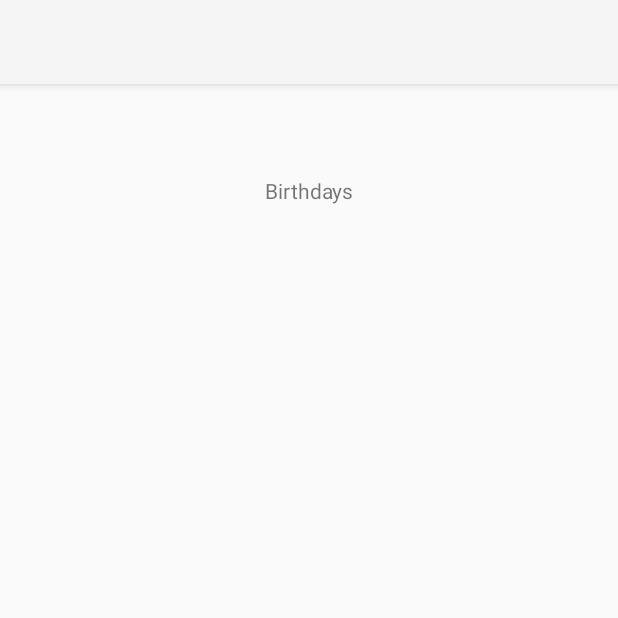
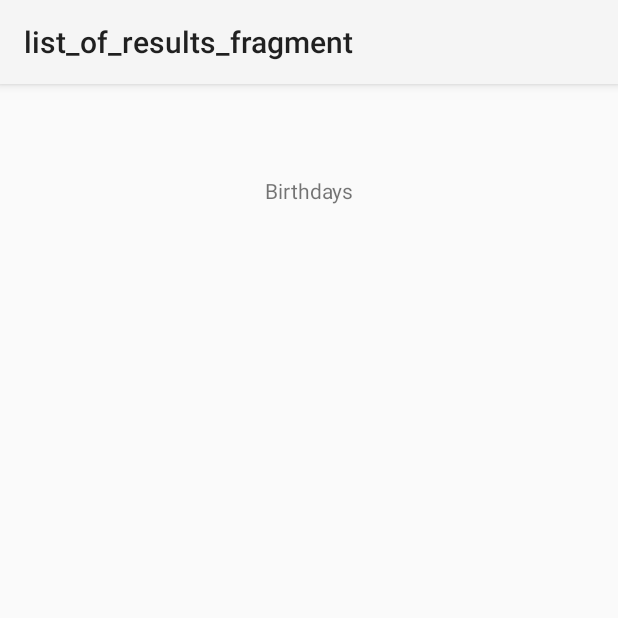
Before and after one commit to ravisara/Android-TheBirthdaysApp, an Android app: the screen it shows after launch (MainActivity), on a phone screen of 412 x 824 dp, the top half of it. Run offline under Robolectric (Android 15) with nearby library versions, the phone set to English and light mode, and no system bars; our stand-ins replace navigation-ui.

Commit message:
Adds navigation component etc...

```diff
--- a/app/src/main/java/com/example/thebirthdaysapp/ui/main/MainActivity.kt
+++ b/app/src/main/java/com/example/thebirthdaysapp/ui/main/MainActivity.kt
@@ -2,17 +2,24 @@ package com.example.thebirthdaysapp.ui.main
 
 import androidx.appcompat.app.AppCompatActivity
 import android.os.Bundle
+import androidx.navigation.fragment.NavHostFragment
+import androidx.navigation.ui.AppBarConfiguration
+import androidx.navigation.ui.setupActionBarWithNavController
 import com.example.thebirthdaysapp.R
 
 class MainActivity : AppCompatActivity() {
 
+    private lateinit var appBarConfiguration: AppBarConfiguration
+
     override fun onCreate(savedInstanceState: Bundle?) {
         super.onCreate(savedInstanceState)
         setContentView(R.layout.main_activity)
-        if (savedInstanceState == null) {
-            supportFragmentManager.beginTransaction()
-                .replace(R.id.container, ListOfResultsFragment.newInstance())
-                .commitNow()
-        }
+
+        // for displaying the Up Action as described at https://developer.android.com/guide/navigation/navigation-ui#action_bar
+        val navHostFragment = supportFragmentManager.findFragmentById(R.id.nav_host_fragment) as NavHostFragment
+        val navController = navHostFragment.navController
+        appBarConfiguration = AppBarConfiguration(navController.graph)
+        setupActionBarWithNavController(navController, appBarConfiguration)
+
     }
 }
--- a/app/src/main/res/layout/main_activity.xml
+++ b/app/src/main/res/layout/main_activity.xml
@@ -1,7 +1,22 @@
 <?xml version="1.0" encoding="utf-8"?>
-<FrameLayout xmlns:android="http://schemas.android.com/apk/res/android"
+<androidx.constraintlayout.widget.ConstraintLayout xmlns:android="http://schemas.android.com/apk/res/android"
     xmlns:tools="http://schemas.android.com/tools"
+    xmlns:app="http://schemas.android.com/apk/res-auto"
     android:id="@+id/container"
     android:layout_width="match_parent"
     android:layout_height="match_parent"
-    tools:context=".ui.main.MainActivity" />
+    tools:context=".ui.main.MainActivity">
+
+    <androidx.fragment.app.FragmentContainerView
+        android:id="@+id/nav_host_fragment"
+        android:name="androidx.navigation.fragment.NavHostFragment"
+        app:defaultNavHost="true"
+        app:layout_constraintBottom_toBottomOf="parent"
+        app:layout_constraintLeft_toLeftOf="parent"
+        app:layout_constraintRight_toRightOf="parent"
+        app:layout_constraintTop_toTopOf="parent"
+        app:navGraph="@navigation/nav_graph"
+        android:layout_width="0dp"
+        android:layout_height="0dp" />
+
+</androidx.constraintlayout.widget.ConstraintLayout>
--- /dev/null
+++ b/app/src/main/res/navigation/nav_graph.xml
@@ -0,0 +1,26 @@
+<?xml version="1.0" encoding="utf-8"?>
+<navigation xmlns:android="http://schemas.android.com/apk/res/android"
+    xmlns:app="http://schemas.android.com/apk/res-auto"
+    xmlns:tools="http://schemas.android.com/tools"
+    android:id="@+id/nav_graph.xml"
+    app:startDestination="@id/listOfResultsFragment">
+
+    <fragment
+        android:id="@+id/listOfResultsFragment"
+        android:name="com.example.thebirthdaysapp.ui.main.ListOfResultsFragment"
+        android:label="list_of_results_fragment"
+        tools:layout="@layout/list_of_results_fragment" >
+        <action
+            android:id="@+id/action_listOfResultsFragment_to_detailsFragment"
+            app:destination="@id/detailsFragment" />
+    </fragment>
+    <fragment
+        android:id="@+id/detailsFragment"
+        android:name="com.example.thebirthdaysapp.ui.main.DetailsFragment"
+        android:label="fragment_details"
+        tools:layout="@layout/fragment_details" >
+        <argument
+            android:name="idInDataSetOfItemClickedOn"
+            app:argType="integer" />
+    </fragment>
+</navigation>
--- a/build.gradle
+++ b/build.gradle
@@ -2,6 +2,7 @@
 buildscript {
     ext.kotlin_version = "1.5.10"
     ext.recyclerViewVersion = '1.2.1'
+    ext.nav_version = "2.3.5"
 
     repositories {
         google()
@@ -10,6 +11,8 @@ buildscript {
     dependencies {
         classpath "com.android.tools.build:gradle:4.2.1"
         classpath "org.jetbrains.kotlin:kotlin-gradle-plugin:$kotlin_version"
+
+        classpath("androidx.navigation:navigation-safe-args-gradle-plugin:$nav_version")
 
         // NOTE: Do not place your application dependencies here; they belong
         // in the individual module build.gradle files
```
Also changed, not shown: app/build.gradle (+12 -0 lines), app/src/main/java/com/example/thebirthdaysapp/ui/main/CustomAdapterForRecyclerView.kt (+14 -0 lines), app/src/main/java/com/example/thebirthdaysapp/ui/main/ListOfResultsFragment.kt (+16 -0 lines), app/src/main/res/layout/fragment_details.xml (+46 -6 lines).
